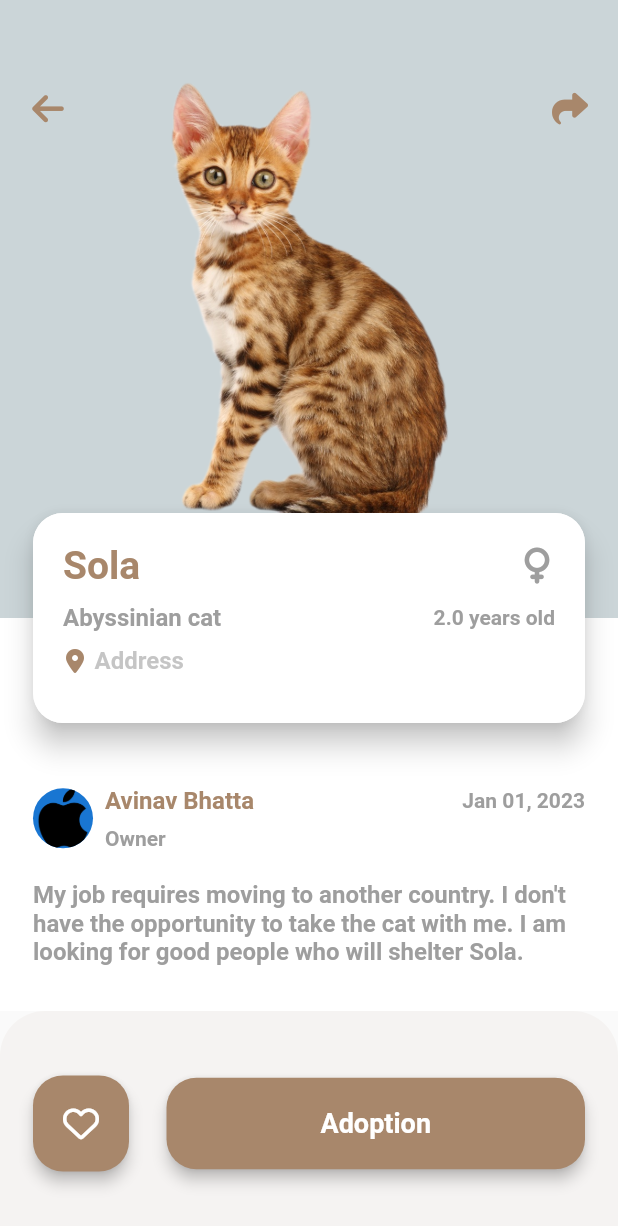
After one commit to Hoaxn/Pet_Adoption, a Flutter app: the screen it shows after launch, after a tap on "Sola", on a phone screen of 412 x 824 dp. The commit adds this screen. Shown: the top 1226 px of the screen. Run offline on Flutter 3.47's test engine with Material 2 defaults, Android fonts, the phone set to English and light mode, and no system bars; our stand-ins replace font_awesome_flutter; network calls fail.

Commit message:
Added a adoption screen

```diff
--- /dev/null
+++ b/lib/screen/adoption_screen.dart
@@ -0,0 +1,294 @@
+import 'package:flutter/material.dart';
+import 'package:font_awesome_flutter/font_awesome_flutter.dart';
+
+import '../model/home_page_model.dart';
+
+class AdoptionScreen extends StatelessWidget {
+  final Animal animal;
+
+  const AdoptionScreen({Key? key, required this.animal}) : super(key: key);
+
+  @override
+  Widget build(BuildContext context) {
+    final screenHeight = MediaQuery.of(context).size.height;
+
+    return Scaffold(
+      body: Stack(
+        alignment: Alignment.center,
+        children: [
+          Column(
+            children: [
+              Stack(
+                alignment: Alignment.center,
+                children: [
+                  Container(
+                    height: screenHeight * 0.5,
+                    // color: Theme.of(context).primaryColor,
+                    color: animal.backgroundColor,
+                    child: Padding(
+                      padding: const EdgeInsets.symmetric(
+                          horizontal: 20.0, vertical: 60.0),
+                      child: Column(
+                        mainAxisAlignment: MainAxisAlignment.start,
+                        children: [
+                          Row(
+                            mainAxisAlignment: MainAxisAlignment.spaceBetween,
+                            children: [
+                              Icon(
+                                FontAwesomeIcons.arrowLeft,
+                                color: Theme.of(context).primaryColor,
+                              ),
+                              Icon(
+                                FontAwesomeIcons.share,
+                                color: Theme.of(context).primaryColor,
+                              ),
+                            ],
+                          ),
+                        ],
+                      ),
+                    ),
+                  ),
+                  SizedBox(
+                    height: screenHeight * 0.37,
+                    child: const Image(
+                      image: AssetImage('lib/assets/images/sola.png'),
+                      fit: BoxFit.fitHeight,
+                    ),
+                  ),
+                ],
+              ),
+              // Mid Description Part start
+              Expanded(
+                child: Container(
+                  color: Colors.white,
+                  child: Padding(
+                    padding: const EdgeInsets.symmetric(
+                      horizontal: 22.0,
+                      vertical: 30.0,
+                    ),
+                    child: Column(
+                      mainAxisAlignment: MainAxisAlignment.end,
+                      // crossAxisAlignment: CrossAxisAlignment.stretch,
+                      children: [
+                        Row(
+                          // mainAxisAlignment: MainAxisAlignment.spaceBetween,
+                          // mainAxisSize: MainAxisSize.max,
+                          children: [
+                            const CircleAvatar(
+                              radius: 20.0,
+                              backgroundImage:
+                                  AssetImage('lib/assets/images/apple.png'),
+                            ),
+                            const SizedBox(
+                              width: 8.0,
+                            ),
+                            Expanded(
+                              child: Column(
+                                crossAxisAlignment: CrossAxisAlignment.start,
+                                children: [
+                                  Row(
+                                    mainAxisAlignment:
+                                        MainAxisAlignment.spaceBetween,
+                                    children: [
+                                      Text(
+                                        "Avinav Bhatta",
+                                        style: TextStyle(
+                                          color: Theme.of(context).primaryColor,
+                                          fontSize: 16.0,
+                                          fontWeight: FontWeight.bold,
+                                        ),
+                                      ),
+                                      const Text(
+                                        "Jan 01, 2023",
+                                        style: TextStyle(
+                                          color: Colors.grey,
+                                          fontWeight: FontWeight.w600,
+                                        ),
+                                      ),
+                                    ],
+                                  ),
+                                  const SizedBox(
+                                    height: 8.0,
+                                  ),
+                                  const Text(
+                                    "Owner",
+                                    style: TextStyle(
+                                      color: Colors.grey,
+                                      fontWeight: FontWeight.w600,
+                                    ),
+                                  ),
+                                ],
+                              ),
+                            ),
+                          ],
+                        ),
+                        const SizedBox(
+                          height: 20.0,
+                        ),
+                        const Text(
+                          "My job requires moving to another country. I don't have the opportunity to take the cat with me. I am looking for good people who will shelter Sola.",
+                          style: TextStyle(
+                            color: Colors.grey,
+                            fontWeight: FontWeight.w600,
+                            fontSize: 16.0,
+                          ),
+                        ),
+                      ],
+                    ),
+                  ),
+                ),
+              ),
+              // Mid Description Part start
+
+              // End Like and Adoption part start
+              Container(
+                height: 150,
+                decoration: BoxDecoration(
+                  color: Theme.of(context).primaryColor.withOpacity(0.06),
+                  borderRadius: const BorderRadius.only(
+                    topRight: Radius.circular(30.0),
+                    topLeft: Radius.circular(30.0),
+                  ),
+                ),
+                child: Padding(
+                  padding: const EdgeInsets.symmetric(horizontal: 22.0),
+                  child: Row(
+                    mainAxisAlignment: MainAxisAlignment.spaceBetween,
+                    children: [
+                      Material(
+                        borderRadius: BorderRadius.circular(20.0),
+                        elevation: 4.0,
+                        color: Theme.of(context).primaryColor,
+                        child: const Padding(
+                          padding: EdgeInsets.all(20.0),
+                          child: Icon(
+                            FontAwesomeIcons.heart,
+                            color: Colors.white,
+                          ),
+                        ),
+                      ),
+                      const SizedBox(
+                        width: 25.0,
+                      ),
+                      Expanded(
+                        child: Material(
+                          borderRadius: BorderRadius.circular(20.0),
+                          elevation: 4.0,
+                          color: Theme.of(context).primaryColor,
+                          child: const Padding(
+                            padding: EdgeInsets.all(20.0),
+                            child: Text(
+                              "Adoption",
+                              style: TextStyle(
+                                color: Colors.white,
+                                fontSize: 18.0,
+                                fontWeight: FontWeight.bold,
+                              ),
+                              textAlign: TextAlign.center,
+                            ),
+                          ),
+                        ),
+                      ),
+                    ],
+                  ),
+                ),
+              ),
+              // End Like and Adoption part end
+            ],
+          ),
+          // Hovering Part start
+          Padding(
+            padding: const EdgeInsets.symmetric(horizontal: 22.0),
+            child: Material(
+              elevation: 8.0,
+              borderRadius: BorderRadius.circular(20.0),
+              child: Container(
+                padding: const EdgeInsets.symmetric(
+                  horizontal: 20.0,
+                  vertical: 20.0,
+                ),
+                height: 140.0,
+                decoration: BoxDecoration(
+                  color: Colors.white,
+                  borderRadius: BorderRadius.circular(20.0),
+                ),
+                child: Column(
+                  crossAxisAlignment: CrossAxisAlignment.start,
+                  children: [
+                    Row(
+                      mainAxisAlignment: MainAxisAlignment.spaceBetween,
+                      // mainAxisSize: MainAxisSize.max,
+                      children: [
+                        Text(
+                          animal.name,
+                          style: TextStyle(
+                            fontSize: 26.0,
+                            color: Theme.of(context).primaryColor,
+                            fontWeight: FontWeight.bold,
+                          ),
+                        ),
+                        Icon(
+                          animal.isFemale
+                              ? FontAwesomeIcons.venus
+                              : FontAwesomeIcons.mars,
+                          color: Colors.grey,
+                        ),
+                      ],
+                    ),
+                    const SizedBox(
+                      height: 10.0,
+                    ),
+                    Row(
+                      mainAxisAlignment: MainAxisAlignment.spaceBetween,
+                      children: [
+                        Text(
+                          animal.scientificName,
+                          style: const TextStyle(
+                            fontSize: 16.0,
+                            color: Colors.grey,
+                            fontWeight: FontWeight.w600,
+                          ),
+                        ),
+                        Text(
+                          "${animal.age} years old",
+                          style: const TextStyle(
+                            color: Colors.grey,
+                            fontWeight: FontWeight.w600,
+                          ),
+                        ),
+                      ],
+                    ),
+                    const SizedBox(
+                      height: 10.0,
+                    ),
+                    Row(
+                      children: [
+                        Icon(
+                          FontAwesomeIcons.locationDot,
+                          color: Theme.of(context).primaryColor,
+                          size: 16.0,
+                        ),
+                        const SizedBox(
+                          width: 5.0,
+                        ),
+                        Text(
+                          "Address",
+                          style: TextStyle(
+                            fontSize: 16.0,
+                            color: Colors.grey.withOpacity(0.6),
+                            fontWeight: FontWeight.w600,
+                          ),
+                        ),
+                      ],
+                    ),
+                  ],
+                ),
+              ),
+            ),
+          ),
+          //Hovering part end
+        ],
+      ),
+    );
+  }
+}
--- a/lib/screen/home_page_screen.dart
+++ b/lib/screen/home_page_screen.dart
@@ -2,6 +2,7 @@ import 'package:flutter/material.dart';
 import 'package:font_awesome_flutter/font_awesome_flutter.dart';
 
 import '../model/home_page_model.dart';
+import 'adoption_screen.dart';
 
 class HomePageScreen extends StatefulWidget {
   const HomePageScreen({super.key});
@@ -190,7 +191,17 @@ class _HomePageScreenState extends State<HomePageScreen> {
                           itemBuilder: (content, index) {
                             final animal = animals[index];
 
-                            return Padding(
+                            return InkWell(
+                              onTap: () {
+                                Navigator.push(
+                                  context,
+                                  MaterialPageRoute(
+                                    builder: (context) =>
+                                        AdoptionScreen(animal: animal),
+                                  ),
+                                );
+                              },
+                              child: Padding(
                                 padding: const EdgeInsets.only(
                                   bottom: 10.0,
                                   left: 25.0,
@@ -230,7 +241,8 @@ class _HomePageScreenState extends State<HomePageScreen> {
                                                         animal.name,
                                                         style: TextStyle(
                                                           fontSize: 26.0,
-                                                        color: Theme.of(context)
+                                                          color:
+                                                              Theme.of(context)
                                                                   .primaryColor,
                                                           fontWeight:
                                                               FontWeight.bold,
@@ -255,7 +267,8 @@ class _HomePageScreenState extends State<HomePageScreen> {
                                                       fontSize: 16.0,
                                                       color: Theme.of(context)
                                                           .primaryColor,
-                                                    fontWeight: FontWeight.w500,
+                                                      fontWeight:
+                                                          FontWeight.w500,
                                                     ),
                                                   ),
                                                   const SizedBox(
@@ -265,7 +278,8 @@ class _HomePageScreenState extends State<HomePageScreen> {
                                                     "${animal.age} years old",
                                                     style: const TextStyle(
                                                       color: Colors.grey,
-                                                    fontWeight: FontWeight.w600,
+                                                      fontWeight:
+                                                          FontWeight.w600,
                                                     ),
                                                   ),
                                                   const SizedBox(
@@ -287,7 +301,8 @@ class _HomePageScreenState extends State<HomePageScreen> {
                                                         "Distance: ${animal.distanceToUser}",
                                                         style: TextStyle(
                                                           fontSize: 16.0,
-                                                        color: Theme.of(context)
+                                                          color:
+                                                              Theme.of(context)
                                                                   .primaryColor,
                                                           fontWeight:
                                                               FontWeight.w400,
@@ -323,6 +338,7 @@ class _HomePageScreenState extends State<HomePageScreen> {
                                     ),
                                   ],
                                 ),
+                              ),
                             );
                           },
                         ),
```
Lines whose indentation alone changed are shown as unchanged.
